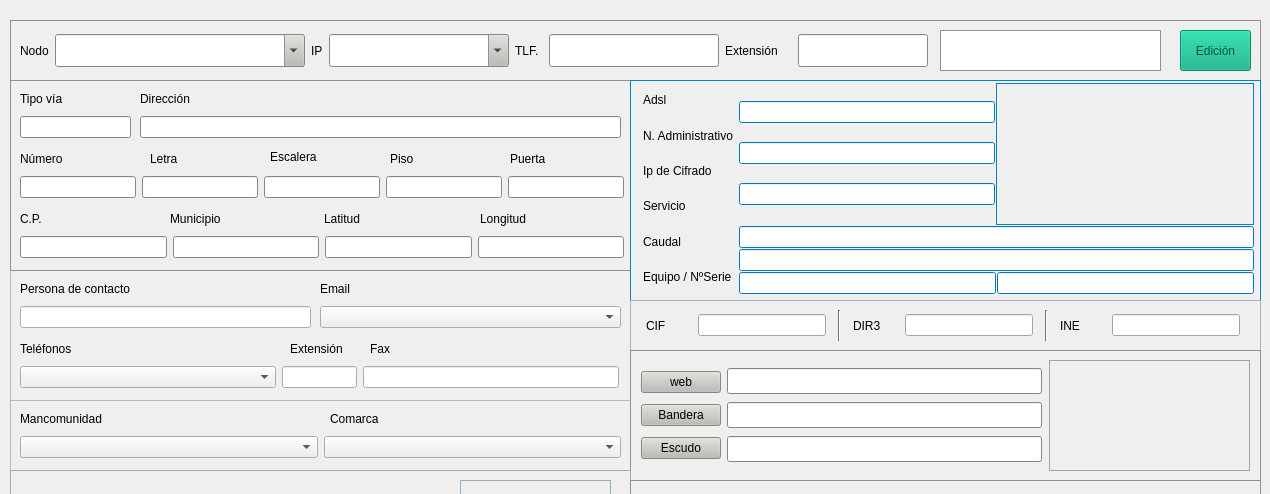
The window that sedes.ui (kapazao/GrxMenu) describes before a commit, drawn with Qt 5; both pictures show x 0 to 1270 and y 0 to 494 of the 1270 by 912 pixel window.
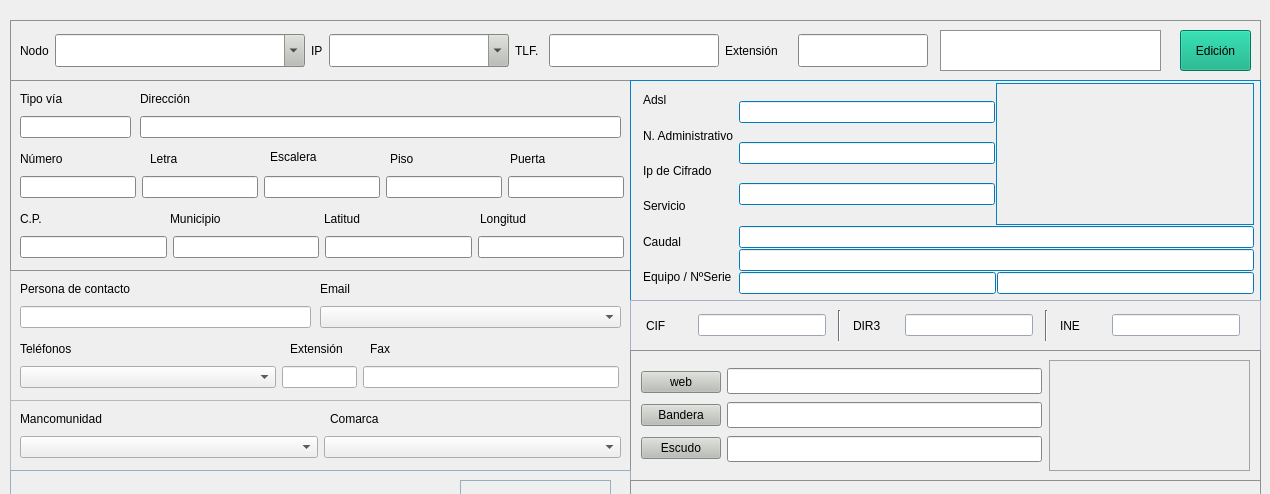
The same window after the commit.

```diff
--- a/sedes.ui
+++ b/sedes.ui
@@ -451,7 +451,7 @@
    </property>
    <widget class="QPushButton" name="pB_Edicion">
     <property name="enabled">
-     <bool>false</bool>
+     <bool>true</bool>
     </property>
     <property name="geometry">
      <rect>
@@ -906,7 +906,7 @@
 &lt;p style=&quot;-qt-paragraph-type:empty; margin-top:0px; margin-bottom:0px; margin-left:0px; margin-right:0px; -qt-block-indent:0; text-indent:0px;&quot;&gt;&lt;br /&gt;&lt;/p&gt;&lt;/body&gt;&lt;/html&gt;</string>
     </property>
    </widget>
-   <widget class="QWidget" name="">
+   <widget class="QWidget" name="layoutWidget">
     <property name="geometry">
      <rect>
       <x>10</x>
```
Left out of the diff: 21 changed lines with no effect on the pictures.
